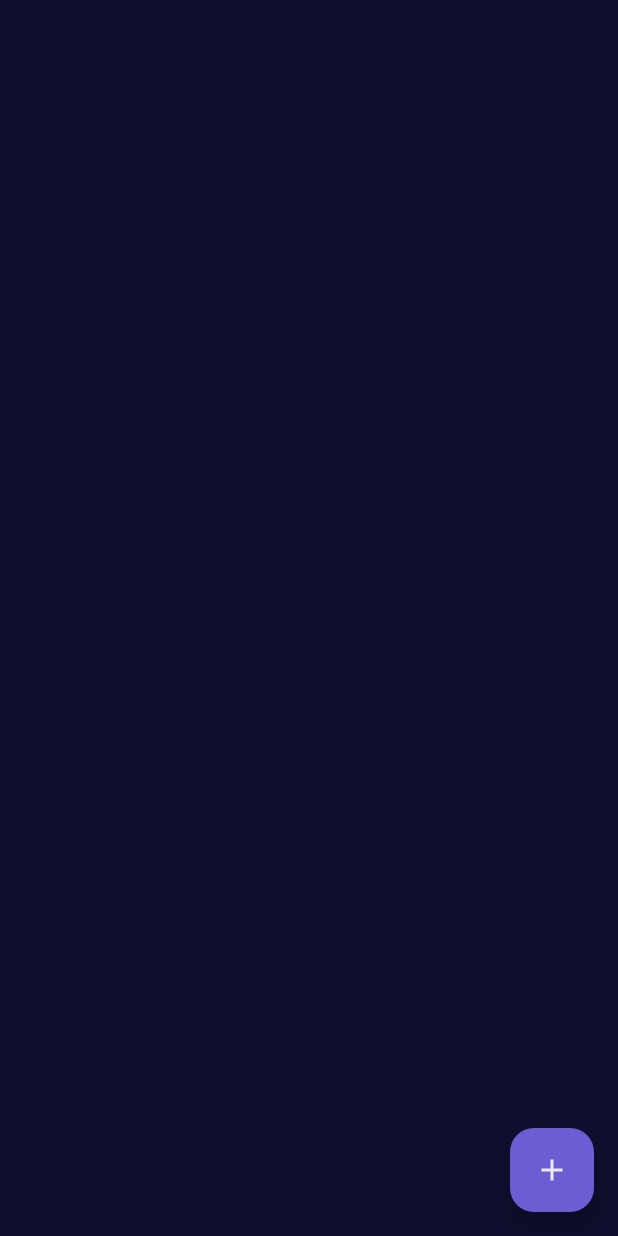
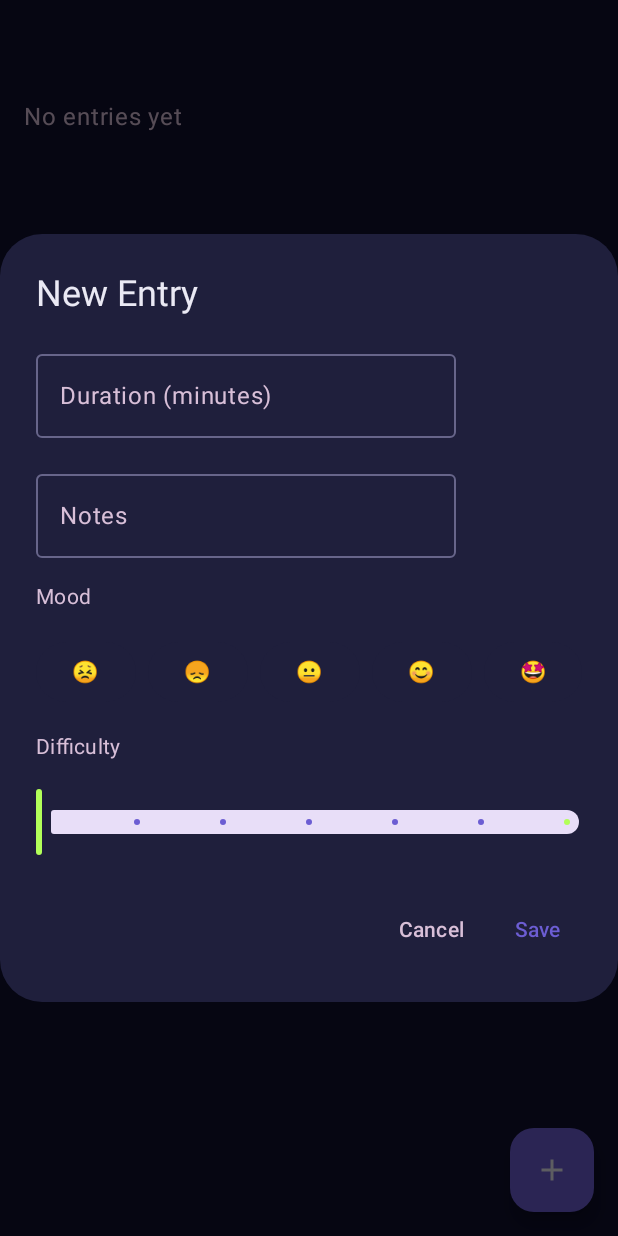
Before and after one commit to nb159/Habitspark, an Android app built with Jetpack Compose: the composable habitDetailsScreen called with empty values, after a tap on "Add Entry", on a phone screen of 412 x 824 dp. Run offline under Robolectric (Android 15) with nearby library versions, the phone set to English and light mode, and no system bars; our stand-ins replace Firebase (no records; nobody signed in at launch, a user with empty details on screens opened directly).

Commit message:
Added an add entry functionality. Will require visual improvements in a later commit

```diff
--- a/app/src/main/java/com/example/habitspark/data/models/EntryModel.kt
+++ b/app/src/main/java/com/example/habitspark/data/models/EntryModel.kt
@@ -7,7 +7,6 @@ data class EntryModel(
     val id: String = "",
     val userId: String = "",
     val habitId: String = "",
-    val name: String = "",
     val description: String = "",
     val minutesSpent: Int? = null,
     val moodValue: Int? = null,           // Stored as integer from Mood enum
--- a/app/src/main/java/com/example/habitspark/ui/views/habits/EntryViewModel.kt
+++ b/app/src/main/java/com/example/habitspark/ui/views/habits/EntryViewModel.kt
@@ -1,8 +1,11 @@
 package com.example.habitspark.ui.views.habits
 
 import androidx.compose.runtime.State
+import androidx.compose.runtime.mutableStateListOf
 import androidx.compose.runtime.mutableStateOf
+import androidx.compose.runtime.snapshots.SnapshotStateList
 import androidx.lifecycle.ViewModel
+import androidx.lifecycle.viewModelScope
 import com.example.habitspark.data.models.EntryModel
 import com.example.habitspark.data.models.HabitModel
 import com.example.habitspark.data.repository.EntryRepository
@@ -11,14 +14,16 @@ import com.google.firebase.Firebase
 import com.google.firebase.firestore.firestore
 import kotlinx.coroutines.flow.MutableStateFlow
 import kotlinx.coroutines.flow.StateFlow
+import kotlinx.coroutines.launch
+import kotlinx.coroutines.tasks.await
 
 class EntryViewModel(
     private val entryRepository: EntryRepository = EntryRepository(Firebase.firestore),
     private val habitRepository: HabitRepository = HabitRepository(Firebase.firestore),
 ) : ViewModel() {
 
-    private val _entries = MutableStateFlow<List<EntryModel>>(emptyList())
-    val entries: StateFlow<List<EntryModel>> = _entries
+    private val _entries = mutableStateListOf<EntryModel>()
+    val entries: SnapshotStateList<EntryModel> = _entries
 
     private val _habit = mutableStateOf<HabitModel?>(null)
     val habit: State<HabitModel?> = _habit
@@ -31,15 +36,17 @@ class EntryViewModel(
 
     fun fetchEntriesForHabit(habitId: String) {
         _isLoading.value = true
-        entryRepository.getEntriesForHabit(habitId)
-            .addOnSuccessListener { result ->
-                _entries.value = result
+        viewModelScope.launch {
+            try {
+                val results = entryRepository.getEntriesForHabit(habitId).await()
+                _entries.clear()
+                _entries.addAll(results)
+            } catch (e: Exception) {
+                _error.value = e.message
+            } finally {
                 _isLoading.value = false
             }
-            .addOnFailureListener { exception ->
-                _error.value = exception.localizedMessage
-                _isLoading.value = false
-            }
+        }
     }
 
     fun fetchHabit(habitId: String) {
--- /dev/null
+++ b/app/src/main/java/com/example/habitspark/ui/views/habits/addEntryDialog.kt
@@ -0,0 +1,179 @@
+package com.example.habitspark.ui.views.habits
+
+import android.app.DatePickerDialog
+import android.os.Build
+import android.util.Log
+import androidx.annotation.RequiresApi
+import androidx.compose.foundation.clickable
+import androidx.compose.foundation.layout.Arrangement
+import androidx.compose.foundation.layout.Column
+import androidx.compose.foundation.layout.Row
+import androidx.compose.foundation.text.KeyboardOptions
+import androidx.compose.material3.AlertDialog
+import androidx.compose.material3.Button
+import androidx.compose.material3.ButtonDefaults
+import androidx.compose.material3.OutlinedTextField
+import androidx.compose.material3.OutlinedTextFieldDefaults
+import androidx.compose.material3.Slider
+import androidx.compose.material3.SliderDefaults
+import androidx.compose.material3.Text
+import androidx.compose.material3.TextButton
+import androidx.compose.runtime.Composable
+import androidx.compose.runtime.getValue
+import androidx.compose.runtime.mutableStateMapOf
+import androidx.compose.runtime.mutableStateOf
+import androidx.compose.runtime.remember
+import androidx.compose.runtime.setValue
+import androidx.compose.ui.Modifier
+import androidx.compose.ui.platform.LocalContext
+import androidx.compose.ui.text.input.KeyboardType
+import androidx.compose.ui.unit.dp
+import com.example.habitspark.data.models.DifficultyLevel
+import com.example.habitspark.data.models.EntryModel
+import com.example.habitspark.data.models.Mood
+import com.example.habitspark.ui.theme.ButtonUnselected
+import com.example.habitspark.ui.theme.PrimaryAccent
+import com.example.habitspark.ui.theme.PrimaryText
+import com.example.habitspark.ui.theme.SecondaryText
+import com.example.habitspark.ui.theme.SurfaceColor
+import com.example.habitspark.ui.views.onboarding.InputType
+import com.google.firebase.Timestamp
+import java.time.LocalDate
+import java.time.format.DateTimeFormatter
+import java.util.Calendar
+
+data class EntryQuestion(
+    val id: String,
+    val question: String,
+    val inputType: InputType,
+    val options: List<String>? = null
+)
+
+val entryQuestions = listOf(
+    EntryQuestion("duration", "Duration (minutes)", InputType.NUMBER),
+    EntryQuestion("notes", "Notes", InputType.TEXT)
+)
+
+
+@Composable
+fun addEntryDialog(
+    userId: String,
+    habitId: String,
+    onDismiss: () -> Unit,
+    onSave: (EntryModel) -> Unit
+) {
+    val answers = remember { mutableStateMapOf<String, String>() }
+
+    var selectedMood by remember { mutableStateOf<Mood?>(null) }
+    var selectedDifficulty by remember { mutableStateOf<DifficultyLevel?>(null) }
+    var selectedDate by remember { mutableStateOf<LocalDate?>(null) }
+
+    AlertDialog(
+        onDismissRequest = onDismiss,
+        confirmButton = {
+            TextButton(onClick = {
+                val entry = EntryModel(
+                    userId = userId,
+                    habitId = habitId,
+                    description = answers["notes"].orEmpty(),
+                    minutesSpent = answers["duration"]?.toIntOrNull(),
+                    moodValue = selectedMood?.value,
+                    difficultyValue = selectedDifficulty?.value,
+                    timestamp = Timestamp.now()
+                )
+                Log.d("EntryDialog", "Saving entry: $entry")
+                onSave(entry)
+                onDismiss()
+            }) {
+                Text("Save", color = PrimaryAccent)
+            }
+        },
+        dismissButton = {
+            TextButton(onClick = onDismiss) {
+                Text("Cancel", color = SecondaryText)
+            }
+        },
+        title = { Text("New Entry", color = PrimaryText) },
+        text = {
+            Column(verticalArrangement = Arrangement.spacedBy(16.dp)) {
+                entryQuestions.forEach { question ->
+                    when (question.inputType) {
+                        InputType.TEXT -> {
+                            OutlinedTextField(
+                                value = answers[question.id] ?: "",
+                                onValueChange = { answers[question.id] = it },
+                                label = { Text(question.question) },
+                                singleLine = true,
+                                colors = OutlinedTextFieldDefaults.colors(
+                                    focusedTextColor = PrimaryText,
+                                    unfocusedTextColor = PrimaryText,
+                                    focusedBorderColor = PrimaryAccent,
+                                    unfocusedBorderColor = ButtonUnselected,
+                                    cursorColor = PrimaryAccent,
+                                    focusedLabelColor = SecondaryText,
+                                    unfocusedLabelColor = SecondaryText
+                                )
+                            )
+                        }
+
+                        InputType.NUMBER -> {
+                            OutlinedTextField(
+                                value = answers[question.id] ?: "",
+                                onValueChange = { answers[question.id] = it.filter { c -> c.isDigit() } },
+                                label = { Text(question.question) },
+                                singleLine = true,
+                                keyboardOptions = KeyboardOptions(keyboardType = KeyboardType.Number),
+                                colors = OutlinedTextFieldDefaults.colors(
+                                    focusedTextColor = PrimaryText,
+                                    unfocusedTextColor = PrimaryText,
+                                    focusedBorderColor = PrimaryAccent,
+                                    unfocusedBorderColor = ButtonUnselected,
+                                    cursorColor = PrimaryAccent,
+                                    focusedLabelColor = SecondaryText,
+                                    unfocusedLabelColor = SecondaryText
+                                )
+                            )
+                        }
+
+                        else -> Unit
+                    }
+                }
+
+                // Mood & Difficulty
+                Text("Mood", color = SecondaryText)
+                Row(horizontalArrangement = Arrangement.spacedBy(8.dp)) {
+                    Mood.entries.forEach { mood ->
+                        Button(
+                            onClick = { selectedMood = mood },
+                            colors = ButtonDefaults.buttonColors(
+                                containerColor = if (selectedMood == mood) PrimaryAccent else SurfaceColor,
+                                contentColor = PrimaryText
+                            )
+                        ) {
+                            Text(mood.emoji)
+                        }
+                    }
+                }
+
+                Text("Difficulty", color = SecondaryText)
+                val selectedDifficultyLevel = selectedDifficulty ?: DifficultyLevel.VERY_EASY
+
+                Slider(
+                    value = selectedDifficultyLevel.value.toFloat(),
+                    onValueChange = { value ->
+                        selectedDifficulty = DifficultyLevel.fromValue(value.toInt())
+                    },
+                    valueRange = 0f..5f,
+                    steps = 5,
+                    colors = SliderDefaults.colors(
+                        thumbColor = selectedDifficultyLevel.color,
+                        activeTrackColor = selectedDifficultyLevel.color,
+                        activeTickColor = selectedDifficultyLevel.color
+                    )
+                )
+            }
+        },
+        containerColor = SurfaceColor,
+        titleContentColor = PrimaryText
+    )
+}
--- a/app/src/main/java/com/example/habitspark/ui/views/habits/habitDetailScreen.kt
+++ b/app/src/main/java/com/example/habitspark/ui/views/habits/habitDetailScreen.kt
@@ -3,8 +3,14 @@ package com.example.habitspark.ui.views.habits
 import android.util.Log
 import androidx.compose.foundation.layout.Arrangement
 import androidx.compose.foundation.layout.Column
+import androidx.compose.foundation.layout.Spacer
 import androidx.compose.foundation.layout.fillMaxSize
+import androidx.compose.foundation.layout.fillMaxWidth
+import androidx.compose.foundation.layout.height
+import androidx.compose.foundation.layout.heightIn
 import androidx.compose.foundation.layout.padding
+import androidx.compose.foundation.lazy.LazyColumn
+import androidx.compose.foundation.lazy.items
 import androidx.compose.foundation.shape.RoundedCornerShape
 import androidx.compose.material.icons.Icons
 import androidx.compose.material.icons.filled.Add
@@ -19,17 +25,27 @@ import androidx.compose.runtime.Composable
 import androidx.compose.runtime.LaunchedEffect
 import androidx.compose.runtime.collectAsState
 import androidx.compose.runtime.getValue
+import androidx.compose.runtime.mutableStateOf
+import androidx.compose.runtime.remember
+import androidx.compose.runtime.setValue
 import androidx.compose.ui.Modifier
 import androidx.compose.ui.unit.dp
 import androidx.lifecycle.viewmodel.compose.viewModel
+import com.example.habitspark.data.models.DifficultyLevel
+import com.example.habitspark.data.models.EntryModel
 import com.example.habitspark.data.models.HabitModel
+import com.example.habitspark.data.models.Mood
+import com.example.habitspark.ui.theme.PrimaryText
+import com.example.habitspark.ui.theme.SecondaryText
+import com.example.habitspark.ui.theme.SurfaceColor
 
 @Composable
 fun habitDetailsScreen(
     habitId: String,
+    userId: String,
 ) {
     val entryViewModel: EntryViewModel = viewModel()
-    val entries by entryViewModel.entries.collectAsState()
+    val entries = entryViewModel.entries
     val habit by entryViewModel.habit
 
     LaunchedEffect(habitId) {
@@ -37,10 +53,12 @@ fun habitDetailsScreen(
         entryViewModel.fetchHabit(habitId)
     }
 
+    var showDialog by remember { mutableStateOf(false) }
+
     Scaffold(
         floatingActionButton = {
             FloatingActionButton(
-                onClick = {},
+                onClick = {showDialog = true},
                 containerColor = MaterialTheme.colorScheme.primary,
                 contentColor = MaterialTheme.colorScheme.onPrimary
             ) {
@@ -56,9 +74,20 @@ fun habitDetailsScreen(
                 .padding(16.dp),
             verticalArrangement = Arrangement.spacedBy(20.dp)
         ) {
-            Log.d("HabitsDetailScreen", "habit: ${habit.toString()}")
             habit?.let {  habitHeader(it) }
-//            entries?.let { entryList(it) }
+            Spacer(modifier = Modifier.height(30.dp))
+            entries?.let { entryList(it) }
+            if (showDialog) {
+                addEntryDialog(
+                    userId = userId,
+                    habitId = habitId,
+                    onDismiss = { showDialog = false },
+                    onSave = { entry ->
+                        Log.d("HabitDetailsScreen", "Saving entry: $entry")
+                        entryViewModel.addEntry(entry)
+                    }
+                )
+            }
 
         }
     }
@@ -80,7 +109,9 @@ fun habitHeader(habit: HabitModel) {
     }
 
     Card(
-        modifier = Modifier.fillMaxSize(),
+        modifier = Modifier
+            .fillMaxWidth()
+            .height(160.dp),
         colors = CardDefaults.cardColors(containerColor = MaterialTheme.colorScheme.surface),
         shape = RoundedCornerShape(16.dp),
         elevation = CardDefaults.cardElevation(8.dp)
@@ -121,3 +152,37 @@ fun habitHeader(habit: HabitModel) {
         }
     }
 }
+
+@Composable
+fun entryList(entries: List<EntryModel>) {
+    if (entries.isEmpty()) {
+        Text("No entries yet", color = SecondaryText)
+        return
+    }
+
+    LazyColumn(verticalArrangement = Arrangement.spacedBy(12.dp)) {
+        items(entries) { entry ->
+            entryItem(entry)
+        }
+    }
+
+}
+@Composable
+fun entryItem(entry: EntryModel) {
+    Card(
+        modifier = Modifier
+            .fillMaxWidth()
+            .heightIn(min = 120.dp),
+        colors = CardDefaults.cardColors(containerColor = SurfaceColor),
+        shape = RoundedCornerShape(12.dp),
+        elevation = CardDefaults.cardElevation(4.dp)
+    ) {
+        Log.d("HabitsDetailScreen", "Entry ${entry}")
+        Column(Modifier.padding(12.dp)) {
+            Text(text = entry.description, color = PrimaryText)
+            Text(text = "Mood: ${entry.moodValue}", color = SecondaryText)
+            Text(text = "Difficulty: ${entry.difficultyValue}", color = SecondaryText)
+            Text(text = "Spent: ${entry.minutesSpent} min", color = SecondaryText)
+        }
+    }
+}
--- a/app/src/main/java/com/example/habitspark/ui/views/habits/habitsScreen.kt
+++ b/app/src/main/java/com/example/habitspark/ui/views/habits/habitsScreen.kt
@@ -89,7 +89,7 @@ fun habitsScreen(
 
             Spacer(modifier = Modifier.height(30.dp))
 
-            habitList(habits = habits, onHabitClick)
+            habitList(userId = user.id, habits = habits, onHabitClick)
             if (showDialog) {
                 addHabitDialog(
                     userId = user.id,
@@ -233,6 +233,7 @@ fun userHeader(
 
 @Composable
 fun habitList(
+    userId: String,
     habits: SnapshotStateList<HabitModel>,
     onHabitClick: (habitId: String) -> Unit = {}
 ) {
@@ -248,7 +249,7 @@ fun habitList(
         verticalArrangement = Arrangement.spacedBy(12.dp)
     ) {
         items(habits) { habit ->
-            habitItem(habit = habit, onHabitClick)
+            habitItem(userId = userId ,habit = habit, onHabitClick)
         }
     }
 }
@@ -256,6 +257,7 @@ fun habitList(
 @OptIn(ExperimentalMaterial3Api::class)
 @Composable
 fun habitItem(
+    userId: String,
     habit: HabitModel,
     onHabitClick: (habitId: String) -> Unit = {}
 ) {
```
Also changed, not shown: app/src/main/java/com/example/habitspark/MainActivity.kt (+5 -4 lines).
